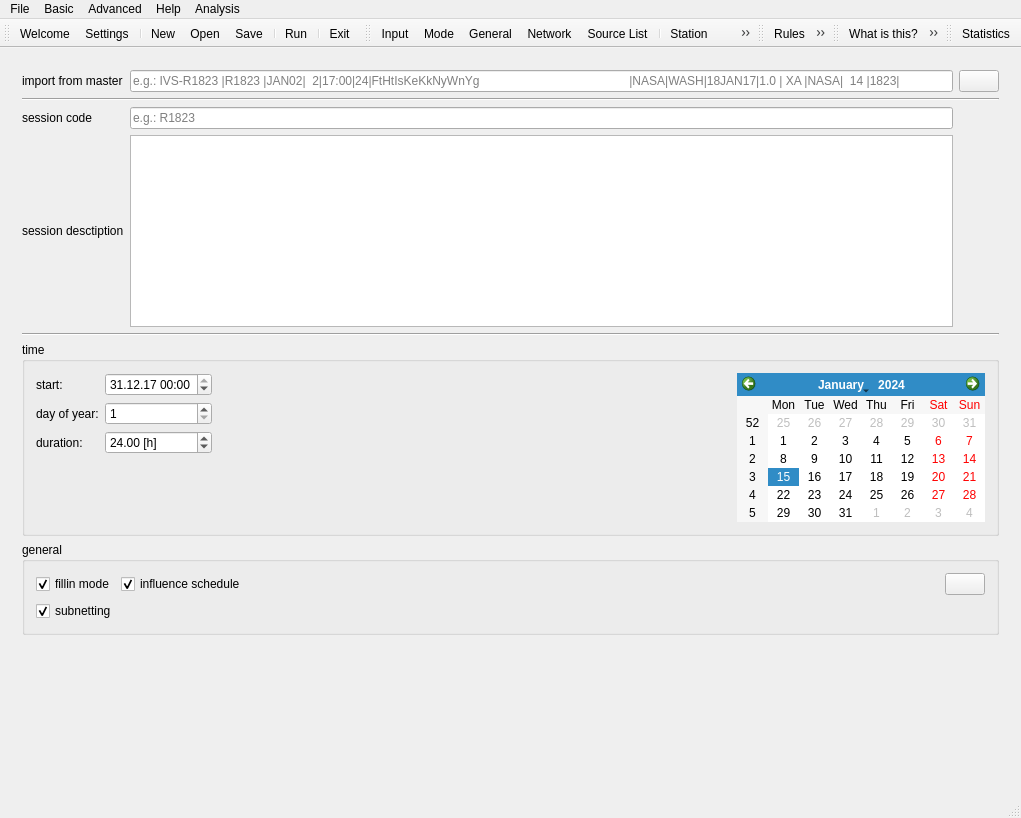
Old version of the form mainwindow.ui in the repository TUW-VieVS/VieSchedpp.
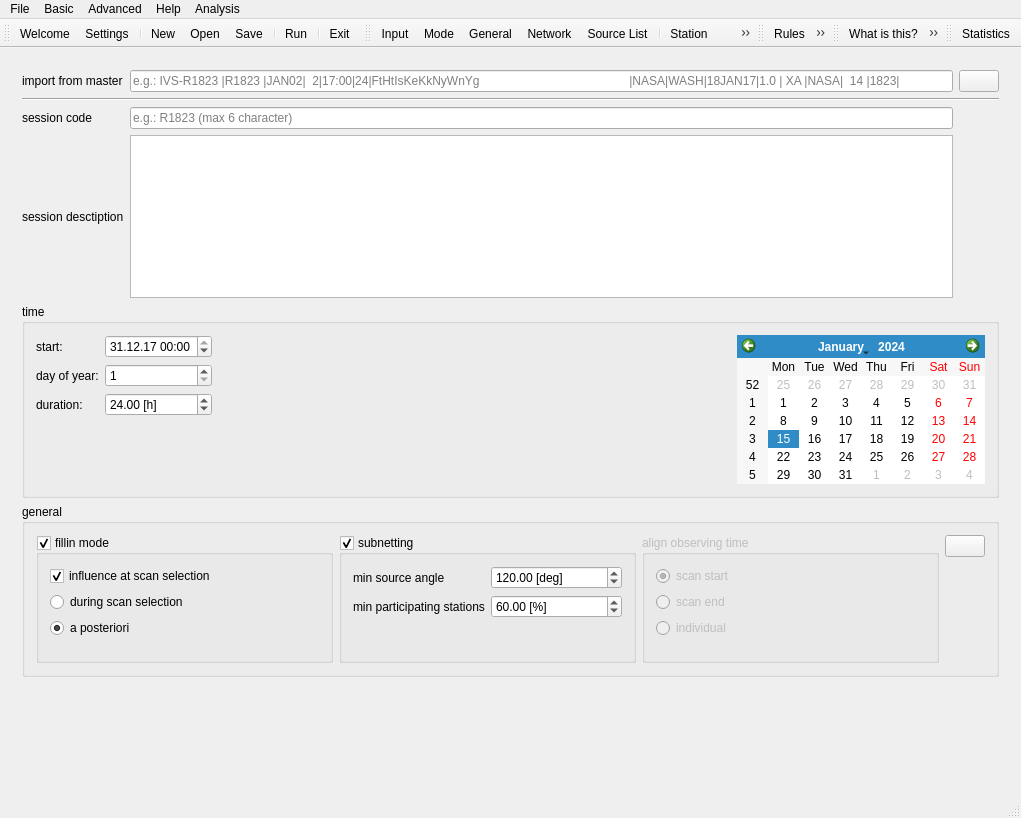
New version of the form. The open tabs and pages were chosen to show the change. Icons and pictures are not drawn.

Commit message: subnetting and fillinmode changes

```diff
--- a/mainwindow.ui
+++ b/mainwindow.ui
@@ -1845,7 +1845,7 @@
              <string/>
             </property>
             <property name="placeholderText">
-             <string>e.g.: R1823</string>
+             <string>e.g.: R1823 (max 6 character)</string>
             </property>
            </widget>
           </item>
@@ -1910,13 +1910,6 @@
           </item>
          </layout>
         </item>
-        <item>
-         <widget class="Line" name="line_7">
-          <property name="orientation">
-           <enum>Qt::Horizontal</enum>
-          </property>
-         </widget>
-        </item>
         <item>
          <widget class="QGroupBox" name="groupBox">
           <property name="title">
@@ -2076,26 +2069,17 @@
           <property name="title">
            <string>general</string>
           </property>
+          <layout class="QHBoxLayout" name="horizontalLayout_8" stretch="1,1,1,0">
+           <item>
+            <widget class="QGroupBox" name="groupBox_fillin_mode">
+             <property name="title">
+              <string>fillin mode</string>
+             </property>
+             <property name="checkable">
+              <bool>true</bool>
+             </property>
           <layout class="QVBoxLayout" name="verticalLayout_32">
            <item>
-            <layout class="QHBoxLayout" name="horizontalLayout_8">
-             <item>
-              <widget class="QCheckBox" name="checkBox_fillinMode">
-               <property name="toolTip">
-                <string>allow fillin mode</string>
-               </property>
-               <property name="statusTip">
-                <string>allow fillin mode</string>
-               </property>
-               <property name="text">
-                <string>fillin mode</string>
-               </property>
-               <property name="checked">
-                <bool>true</bool>
-               </property>
-              </widget>
-             </item>
-             <item>
               <widget class="QCheckBox" name="checkBox_fillinModeInfluence">
                <property name="toolTip">
                 <string>should fillin mode scans influence schedule</string>
@@ -2104,7 +2088,7 @@
                 <string>should fillin mode scans influence schedule</string>
                </property>
                <property name="text">
-                <string>influence schedule</string>
+                 <string>influence at scan selection</string>
                </property>
                <property name="checked">
                 <bool>true</bool>
@@ -2112,18 +2096,167 @@
               </widget>
              </item>
              <item>
-              <spacer name="horizontalSpacer_3">
+               <widget class="QRadioButton" name="radioButton_fillinmode_duringscan">
+                <property name="text">
+                 <string>during scan selection</string>
+                </property>
+               </widget>
+              </item>
+              <item>
+               <widget class="QRadioButton" name="radioButton_fillinmode_aposteriori">
+                <property name="text">
+                 <string>a posteriori</string>
+                </property>
+                <property name="checked">
+                 <bool>true</bool>
+                </property>
+               </widget>
+              </item>
+              <item>
+               <spacer name="verticalSpacer_21">
                <property name="orientation">
-                <enum>Qt::Horizontal</enum>
+                 <enum>Qt::Vertical</enum>
                </property>
                <property name="sizeHint" stdset="0">
                 <size>
-                 <width>40</width>
-                 <height>20</height>
+                  <width>20</width>
+                  <height>40</height>
                 </size>
                </property>
               </spacer>
              </item>
+             </layout>
+            </widget>
+           </item>
+           <item>
+            <widget class="QGroupBox" name="groupBox_subnetting">
+             <property name="title">
+              <string>subnetting</string>
+             </property>
+             <property name="checkable">
+              <bool>true</bool>
+             </property>
+             <layout class="QVBoxLayout" name="verticalLayout_76">
+              <item>
+               <layout class="QFormLayout" name="formLayout_19">
+                <item row="0" column="0">
+                 <widget class="QLabel" name="label_69">
+                  <property name="text">
+                   <string>min source angle</string>
+                  </property>
+                 </widget>
+                </item>
+                <item row="0" column="1">
+                 <widget class="QDoubleSpinBox" name="doubleSpinBox_subnettingDistance">
+                  <property name="suffix">
+                   <string> [deg]</string>
+                  </property>
+                  <property name="maximum">
+                   <double>180.000000000000000</double>
+                  </property>
+                  <property name="singleStep">
+                   <double>10.000000000000000</double>
+                  </property>
+                  <property name="value">
+                   <double>120.000000000000000</double>
+                  </property>
+                 </widget>
+                </item>
+                <item row="1" column="0">
+                 <widget class="QLabel" name="label_75">
+                  <property name="text">
+                   <string>min participating stations</string>
+                  </property>
+                 </widget>
+                </item>
+                <item row="1" column="1">
+                 <widget class="QDoubleSpinBox" name="doubleSpinBox_subnettingMinStations">
+                  <property name="suffix">
+                   <string> [%]</string>
+                  </property>
+                  <property name="minimum">
+                   <double>0.000000000000000</double>
+                  </property>
+                  <property name="maximum">
+                   <double>100.000000000000000</double>
+                  </property>
+                  <property name="singleStep">
+                   <double>10.000000000000000</double>
+                  </property>
+                  <property name="value">
+                   <double>60.000000000000000</double>
+                  </property>
+                 </widget>
+                </item>
+               </layout>
+              </item>
+              <item>
+               <spacer name="verticalSpacer_22">
+                <property name="orientation">
+                 <enum>Qt::Vertical</enum>
+                </property>
+                <property name="sizeHint" stdset="0">
+                 <size>
+                  <width>20</width>
+                  <height>40</height>
+                 </size>
+                </property>
+               </spacer>
+              </item>
+             </layout>
+            </widget>
+           </item>
+           <item>
+            <widget class="QGroupBox" name="groupBox_15">
+             <property name="enabled">
+              <bool>false</bool>
+             </property>
+             <property name="title">
+              <string>align observing time</string>
+             </property>
+             <layout class="QVBoxLayout" name="verticalLayout_77">
+              <item>
+               <widget class="QRadioButton" name="radioButton_alignStart">
+                <property name="text">
+                 <string>scan start</string>
+                </property>
+                <property name="checked">
+                 <bool>true</bool>
+                </property>
+               </widget>
+              </item>
+              <item>
+               <widget class="QRadioButton" name="radioButton_alignEnd">
+                <property name="text">
+                 <string>scan end</string>
+                </property>
+               </widget>
+              </item>
+              <item>
+               <widget class="QRadioButton" name="radioButton_alignIndividual">
+                <property name="text">
+                 <string>individual</string>
+                </property>
+               </widget>
+              </item>
+              <item>
+               <spacer name="verticalSpacer_24">
+                <property name="orientation">
+                 <enum>Qt::Vertical</enum>
+                </property>
+                <property name="sizeHint" stdset="0">
+                 <size>
+                  <width>20</width>
+                  <height>40</height>
+                 </size>
+                </property>
+               </spacer>
+              </item>
+             </layout>
+            </widget>
+           </item>
+           <item>
+            <layout class="QVBoxLayout" name="verticalLayout_78">
              <item>
               <widget class="QPushButton" name="pushButton_8">
                <property name="toolTip">
@@ -2141,26 +2274,20 @@
                </property>
               </widget>
              </item>
-            </layout>
-           </item>
            <item>
-            <widget class="QCheckBox" name="checkBox_subnetting">
-             <property name="toolTip">
-              <string>allow subnetting</string>
-             </property>
-             <property name="statusTip">
-              <string>allow subnetting</string>
-             </property>
-             <property name="whatsThis">
-              <string/>
-             </property>
-             <property name="text">
-              <string>subnetting</string>
-             </property>
-             <property name="checked">
-              <bool>true</bool>
-             </property>
-            </widget>
+              <spacer name="verticalSpacer_23">
+               <property name="orientation">
+                <enum>Qt::Vertical</enum>
+               </property>
+               <property name="sizeHint" stdset="0">
+                <size>
+                 <width>20</width>
+                 <height>40</height>
+                </size>
+               </property>
+              </spacer>
+             </item>
+            </layout>
            </item>
           </layout>
          </widget>
```
Left out of the diff: 15 changed lines with no effect on the pictures. Lines whose indentation alone changed are shown as unchanged. The commit also changes 6 other files.
